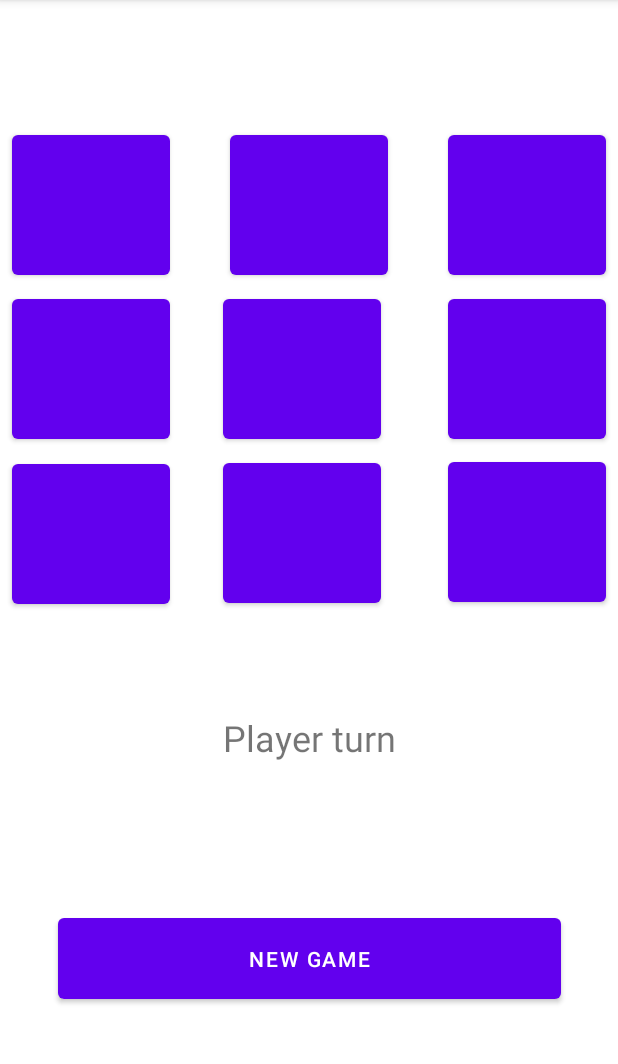
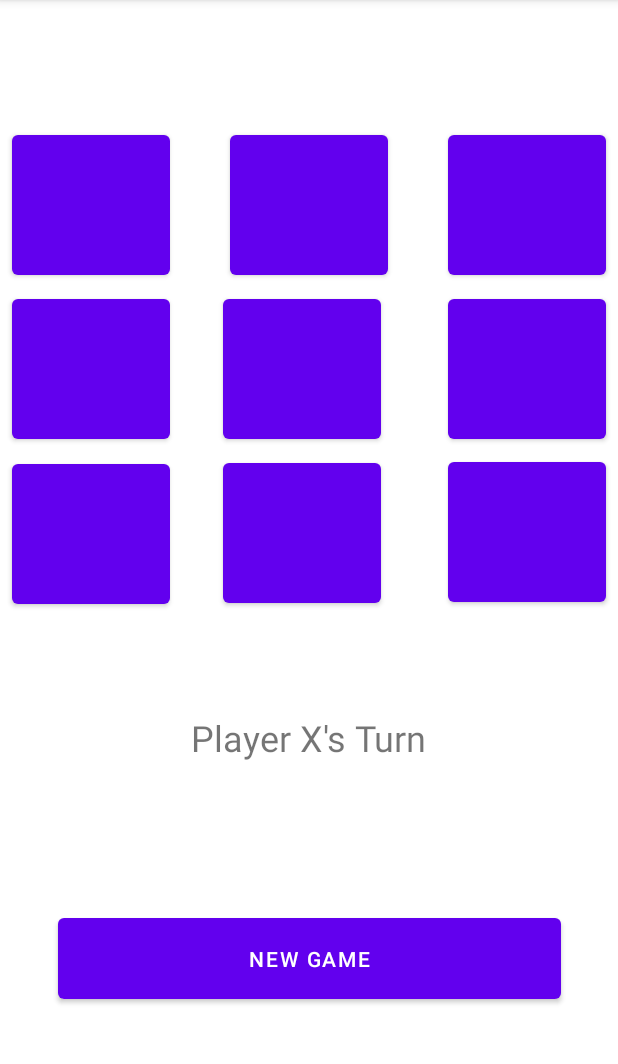
Before and after one commit to Ammon-J/TicTacToe, an Android app: the screen it shows after launch (MainActivity), on a phone screen of 412 x 824 dp, the part 84-1148 px from its top. Run offline under Robolectric (Android 15) with nearby library versions, the phone set to English and light mode, and no system bars.

Commit message:
Edited the player text view

```diff
--- a/app/src/main/res/layout/activity_main.xml
+++ b/app/src/main/res/layout/activity_main.xml
@@ -103,7 +103,7 @@
         android:id="@+id/textView2"
         android:layout_width="wrap_content"
         android:layout_height="wrap_content"
-        android:text="@string/player_turn"
+        android:text="Player X's Turn"
         android:textSize="24sp"
         app:layout_constraintBottom_toTopOf="@+id/newGame"
         app:layout_constraintEnd_toEndOf="parent"
--- a/build.gradle
+++ b/build.gradle
@@ -5,7 +5,7 @@ buildscript {
         mavenCentral()
     }
     dependencies {
-        classpath "com.android.tools.build:gradle:7.0.2"
+        classpath 'com.android.tools.build:gradle:7.0.3'
 
         // NOTE: Do not place your application dependencies here; they belong
         // in the individual module build.gradle files
```
